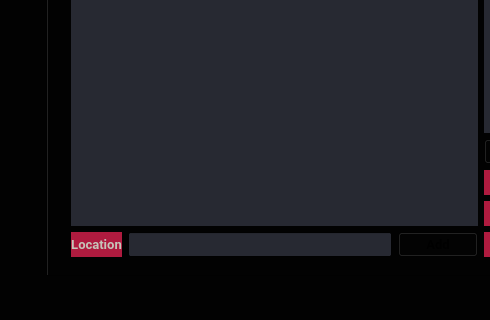
The window that DSSDWorkspace/DSSDFastFoodProject/mainwindow.ui (seigle15/Double-Sean-with-a-side-of-Data) describes before a commit, drawn with Qt 5; both pictures show x 0 to 490 and y 300 to 620 of the 960 by 620 pixel window.
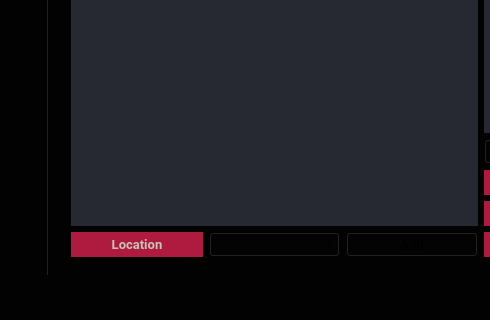
The same window after the commit. The open tabs and pages were chosen to show the change.

The edit to the form file:
```diff
--- a/DSSDWorkspace/DSSDFastFoodProject/mainwindow.ui
+++ b/DSSDWorkspace/DSSDFastFoodProject/mainwindow.ui
@@ -2477,7 +2477,7 @@
                 </widget>
                </item>
                <item>
-                <widget class="QLineEdit" name="lineEdit"/>
+                <widget class="QComboBox" name="StartingLocation"/>
                </item>
                <item>
                 <widget class="QPushButton" name="addItemButton_3">
```
Left out of the diff: 6 changed lines with no effect on the pictures.
